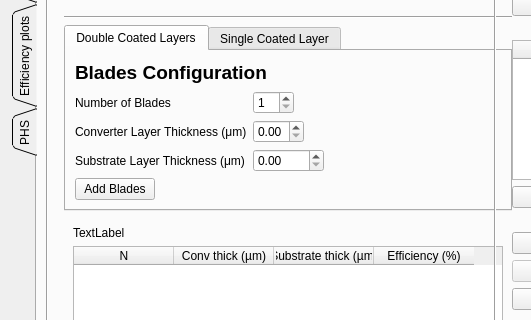
Before: the Qt Designer form efficiencyCalculator/detectorDialogTab.ui in ess-dg/dg_efficiencyCalculator, drawn with Qt 5; both pictures show x 0 to 531 and y 227 to 547 of the 946 by 759 pixel window.
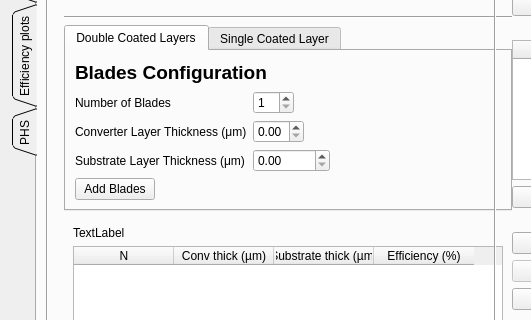
After: the same form once the commit is applied.

```diff
--- a/efficiencyCalculator/detectorDialogTab.ui
+++ b/efficiencyCalculator/detectorDialogTab.ui
@@ -295,7 +295,7 @@
                            <bool>true</bool>
                           </property>
                           <property name="maximum">
-                           <double>5000.000000000000000</double>
+                           <double>50000.000000000000000</double>
                           </property>
                          </widget>
                         </item>
```
Left out of the diff: 2 changed lines with no effect on the pictures.
